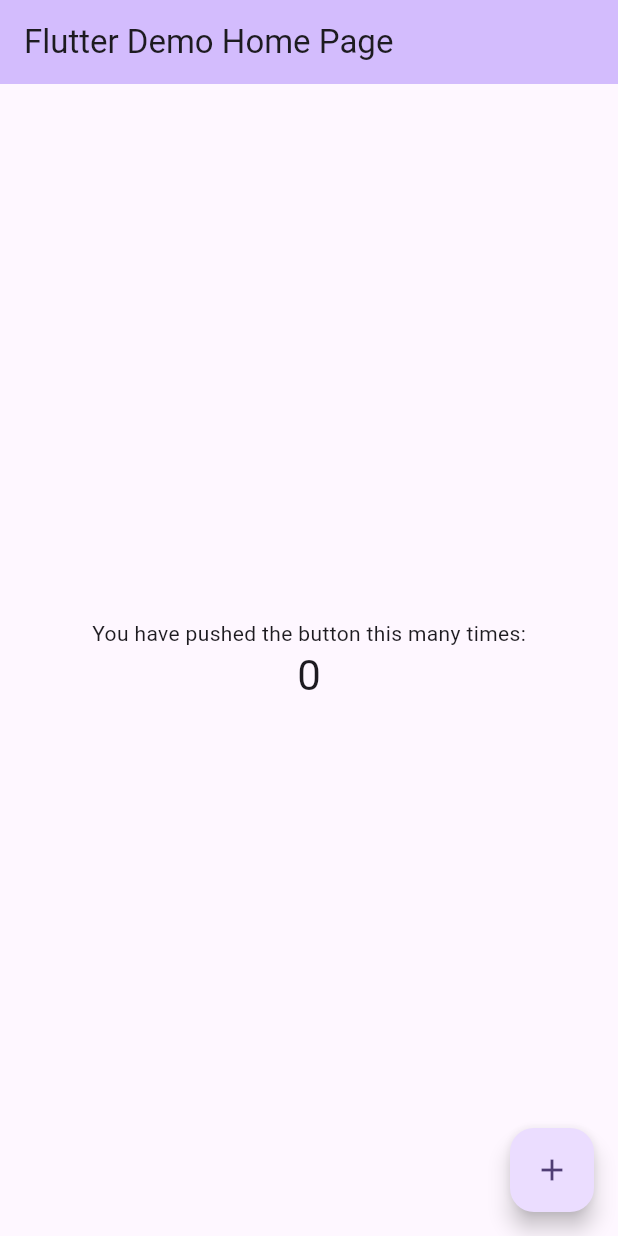
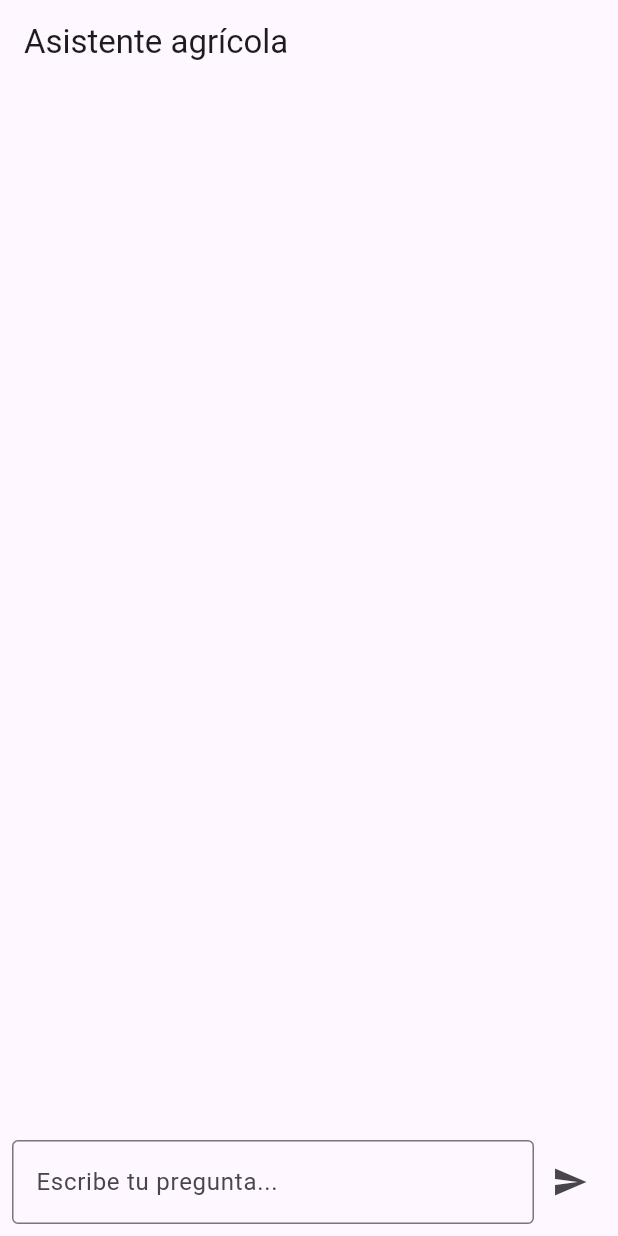
Before and after one commit to ArielGuevara/Moviles_Proyecto_P3, a Flutter app: the screen it shows after launch, on a phone screen of 412 x 824 dp. Run offline on Flutter 3.47's test engine with Material 3 defaults, Android fonts, the phone set to English and light mode, and no system bars.

Commit message:
refactor: integrate chatbot functionality into main app structure

```diff
--- /dev/null
+++ b/APP_FLUTTER/lib/adapters/ui/chatbot_screen.dart
@@ -0,0 +1,80 @@
+import 'package:flutter/material.dart';
+import '../../application/chatbot_controller.dart';
+import '../../core/domain/entities/message.dart';
+
+class ChatbotScreen extends StatefulWidget {
+  final ChatbotController controller;
+
+  const ChatbotScreen({super.key, required this.controller});
+
+  @override
+  State<ChatbotScreen> createState() => _ChatbotScreenState();
+}
+
+class _ChatbotScreenState extends State<ChatbotScreen> {
+  final _controller = TextEditingController();
+
+  void _handleSend() async {
+    final text = _controller.text.trim();
+    if (text.isEmpty) return;
+
+    _controller.clear();
+    await widget.controller.send(text);
+    setState(() {});
+  }
+
+  @override
+  Widget build(BuildContext context) {
+    final messages = widget.controller.chat;
+
+    return Scaffold(
+      appBar: AppBar(title: const Text("Asistente agrícola")),
+      body: Column(
+        children: [
+          Expanded(
+            child: ListView.builder(
+              padding: const EdgeInsets.all(8),
+              itemCount: messages.length,
+              itemBuilder: (_, index) {
+                final Message msg = messages[index];
+                return Align(
+                  alignment:
+                  msg.isUser ? Alignment.centerRight : Alignment.centerLeft,
+                  child: Container(
+                    margin: const EdgeInsets.symmetric(vertical: 4),
+                    padding: const EdgeInsets.all(12),
+                    decoration: BoxDecoration(
+                      color: msg.isUser ? Colors.green[100] : Colors.grey[200],
+                      borderRadius: BorderRadius.circular(12),
+                    ),
+                    child: Text(msg.text),
+                  ),
+                );
+              },
+            ),
+          ),
+          Padding(
+            padding: const EdgeInsets.all(8),
+            child: Row(
+              children: [
+                Expanded(
+                  child: TextField(
+                    controller: _controller,
+                    decoration: const InputDecoration(
+                      hintText: "Escribe tu pregunta...",
+                      border: OutlineInputBorder(),
+                    ),
+                  ),
+                ),
+                IconButton(
+                  icon: const Icon(Icons.send),
+                  onPressed: _handleSend,
+                )
+              ],
+            ),
+          ),
+        ],
+      ),
+    );
+  }
+}
--- a/APP_FLUTTER/lib/main.dart
+++ b/APP_FLUTTER/lib/main.dart
@@ -1,123 +1,28 @@
 import 'package:flutter/material.dart';
+import 'package:pry_final/adapters/ui/chatbot_screen.dart';
+import 'package:pry_final/application/chatbot_controller.dart';
+import 'package:pry_final/core/domain/usecases/send_message_usecase.dart';
+import 'package:pry_final/infrastructure/services/ollama_chat_service.dart';
 
 void main() {
-  runApp(const MyApp());
+  final chatbot = OllamaChatService();
+  final usecase = SendMessageUseCase(chatbot);
+  final controller = ChatbotController(usecase);
+
+  runApp(MyApp(controller: controller));
 }
 
 class MyApp extends StatelessWidget {
-  const MyApp({super.key});
+  final ChatbotController controller;
 
-  //faisfhasdfuh
-  // This widget is the root of your application.
+  const MyApp({super.key, required this.controller});
+
   @override
   Widget build(BuildContext context) {
     return MaterialApp(
-      title: 'Flutter Demo',
-      theme: ThemeData(
-        // This is the theme of your application.
-        //
-        // TRY THIS: Try running your application with "flutter run". You'll see
-        // the application has a purple toolbar. Then, without quitting the app,
-        // try changing the seedColor in the colorScheme below to Colors.green
-        // and then invoke "hot reload" (save your changes or press the "hot
-        // reload" button in a Flutter-supported IDE, or press "r" if you used
-        // the command line to start the app).
-        //
-        // Notice that the counter didn't reset back to zero; the application
-        // state is not lost during the reload. To reset the state, use hot
-        // restart instead.
-        //
-        // This works for code too, not just values: Most code changes can be
-        // tested with just a hot reload.
-        colorScheme: ColorScheme.fromSeed(seedColor: Colors.deepPurple),
-      ),
-      home: const MyHomePage(title: 'Flutter Demo Home Page'),
+      title: 'Asistente Agrícola',
+      home: ChatbotScreen(controller: controller),
+      debugShowCheckedModeBanner: false,
     );
   }
 }
-
-class MyHomePage extends StatefulWidget {
-  const MyHomePage({super.key, required this.title});
-
-  // This widget is the home page of your application. It is stateful, meaning
-  // that it has a State object (defined below) that contains fields that affect
-  // how it looks.
-
-  // This class is the configuration for the state. It holds the values (in this
-  // case the title) provided by the parent (in this case the App widget) and
-  // used by the build method of the State. Fields in a Widget subclass are
-  // always marked "final".
-
-  final String title;
-
-  @override
-  State<MyHomePage> createState() => _MyHomePageState();
-}
-
-class _MyHomePageState extends State<MyHomePage> {
-  int _counter = 0;
-
-  void _incrementCounter() {
-    setState(() {
-      // This call to setState tells the Flutter framework that something has
-      // changed in this State, which causes it to rerun the build method below
-      // so that the display can reflect the updated values. If we changed
-      // _counter without calling setState(), then the build method would not be
-      // called again, and so nothing would appear to happen.
-      _counter++;
-    });
-  }
-
-  @override
-  Widget build(BuildContext context) {
-    // This method is rerun every time setState is called, for instance as done
-    // by the _incrementCounter method above.
-    //
-    // The Flutter framework has been optimized to make rerunning build methods
-    // fast, so that you can just rebuild anything that needs updating rather
-    // than having to individually change instances of widgets.
-    return Scaffold(
-      appBar: AppBar(
-        // TRY THIS: Try changing the color here to a specific color (to
-        // Colors.amber, perhaps?) and trigger a hot reload to see the AppBar
-        // change color while the other colors stay the same.
-        backgroundColor: Theme.of(context).colorScheme.inversePrimary,
-        // Here we take the value from the MyHomePage object that was created by
-        // the App.build method, and use it to set our appbar title.
-        title: Text(widget.title),
-      ),
-      body: Center(
-        // Center is a layout widget. It takes a single child and positions it
-        // in the middle of the parent.
-        child: Column(
-          // Column is also a layout widget. It takes a list of children and
-          // arranges them vertically. By default, it sizes itself to fit its
-          // children horizontally, and tries to be as tall as its parent.
-          //
-          // Column has various properties to control how it sizes itself and
-          // how it positions its children. Here we use mainAxisAlignment to
-          // center the children vertically; the main axis here is the vertical
-          // axis because Columns are vertical (the cross axis would be
-          // horizontal).
-          //
-          // TRY THIS: Invoke "debug painting" (choose the "Toggle Debug Paint"
-          // action in the IDE, or press "p" in the console), to see the
-          // wireframe for each widget.
-          mainAxisAlignment: MainAxisAlignment.center,
-          children: <Widget>[
-            const Text('You have pushed the button this many times:'),
-            Text(
-              '$_counter',
-              style: Theme.of(context).textTheme.headlineMedium,
-            ),
-          ],
-        ),
-      ),
-      floatingActionButton: FloatingActionButton(
-        onPressed: _incrementCounter,
-        tooltip: 'Increment',
-        child: const Icon(Icons.add),
-      ), // This trailing comma makes auto-formatting nicer for build methods.
-    );
-  }
-}
--- a/APP_FLUTTER/pubspec.yaml
+++ b/APP_FLUTTER/pubspec.yaml
@@ -30,6 +30,7 @@ environment:
 dependencies:
   flutter:
     sdk: flutter
+  http: ^1.1.0
 
   # The following adds the Cupertino Icons font to your application.
   # Use with the CupertinoIcons class for iOS style icons.
```
Also changed, not shown: APP_FLUTTER/pubspec.lock.
